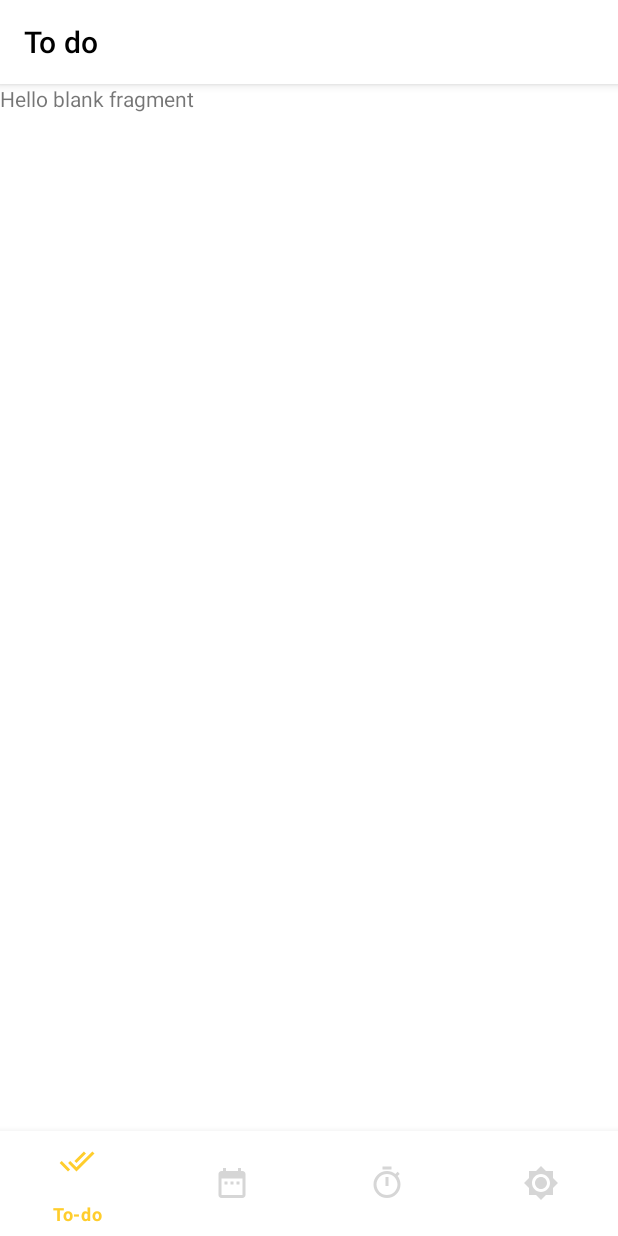
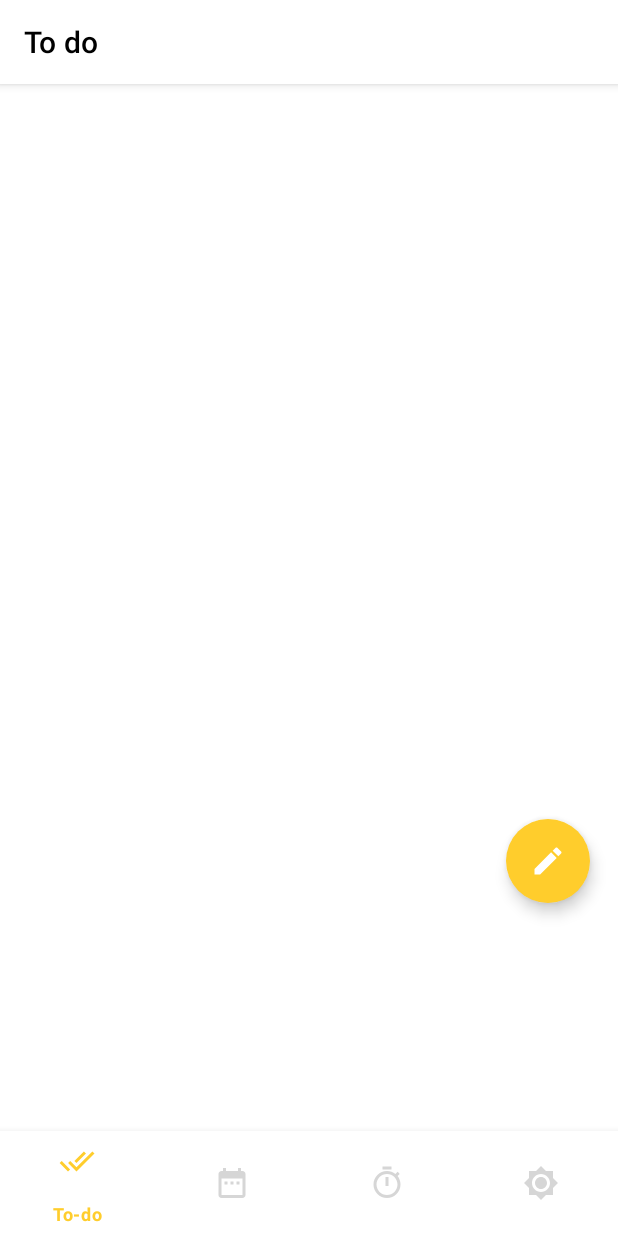
Before and after one commit to jian03/studyNugu, an Android app: the screen it shows after launch (MainActivity), on a phone screen of 412 x 824 dp. Run offline under Robolectric (Android 15) with nearby library versions, the phone set to English and light mode, and no system bars; our stand-ins replace Room's generated code.

Commit message:
Todo update 완벽

```diff
--- /dev/null
+++ b/app/src/main/java/com/sonogong/studynugu/Todo/TodoAdapter.java
@@ -0,0 +1,66 @@
+package com.sonogong.studynugu.Todo;
+
+import android.content.Context;
+import android.view.LayoutInflater;
+import android.view.View;
+import android.view.ViewGroup;
+import android.widget.CheckBox;
+import android.widget.TextView;
+
+import androidx.annotation.NonNull;
+import androidx.recyclerview.widget.RecyclerView;
+
+import com.sonogong.studynugu.R;
+
+import org.jetbrains.annotations.NotNull;
+
+import java.util.ArrayList;
+
+public class TodoAdapter extends RecyclerView.Adapter<TodoAdapter.ViewHolder> {
+
+    private ArrayList<String> mTodoTitle = null;
+    private ArrayList<Boolean> mComplete = null;
+
+    public class ViewHolder extends RecyclerView.ViewHolder{
+        TextView titleItem;
+        CheckBox cbItem;
+
+        ViewHolder(@NonNull @NotNull View itemView) {
+            super(itemView);
+
+            titleItem = itemView.findViewById(R.id.todoTitle);
+            cbItem = itemView.findViewById(R.id.comp);
+        }
+    }
+
+    public TodoAdapter(ArrayList<String> title, ArrayList<Boolean> Complete){
+        mTodoTitle = title;
+        mComplete = Complete;
+    }
+
+    @NonNull
+    @NotNull
+    @Override
+    public TodoAdapter.ViewHolder onCreateViewHolder(@NonNull @NotNull ViewGroup parent, int viewType) {
+        Context context = parent.getContext();
+        LayoutInflater inflater = (LayoutInflater) context.getSystemService(Context.LAYOUT_INFLATER_SERVICE);
+
+        View view = inflater.inflate(R.layout.todo_item, parent, false);
+        TodoAdapter.ViewHolder vh = new TodoAdapter.ViewHolder(view);
+
+        return vh;
+    }
+
+    @Override
+    public void onBindViewHolder(@NonNull @NotNull TodoAdapter.ViewHolder holder, int position) {
+        String textTitle = mTodoTitle.get(position);
+        Boolean ch = mComplete.get(position);
+        holder.titleItem.setText(textTitle);
+        holder.cbItem.setChecked(ch);
+    }
+
+    @Override
+    public int getItemCount() {
+        return mTodoTitle.size();
+    }
+}
--- /dev/null
+++ b/app/src/main/java/com/sonogong/studynugu/Todo/TodoDAO.java
@@ -0,0 +1,31 @@
+package com.sonogong.studynugu.Todo;
+
+import androidx.room.Dao;
+import androidx.room.Delete;
+import androidx.room.Insert;
+import androidx.room.Query;
+
+import java.util.List;
+
+@Dao
+public interface TodoDAO {
+
+    @Query("SELECT todoTitle FROM todo")
+    List<String> findTitle();
+
+    @Query("SELECT completed FROM todo")
+    List<Boolean> findCompleted();
+
+    @Query("UPDATE todo SET completed = 1 WHERE todoTitle = (:title)")
+    void updateCompleted(String title);
+
+    @Query("DELETE FROM todo WHERE todoTitle IN(:titles)")
+    void findAndDELETE(String titles);
+
+    @Insert
+    void insert(Todo todo);
+
+    @Delete
+    void delete(Todo todo);
+
+}
--- /dev/null
+++ b/app/src/main/java/com/sonogong/studynugu/Todo/TodoDatabase.java
@@ -0,0 +1,11 @@
+package com.sonogong.studynugu.Todo;
+
+import androidx.room.Database;
+import androidx.room.RoomDatabase;
+
+@Database(entities = {Todo.class}, version = 1)
+public abstract class TodoDatabase extends RoomDatabase {
+
+    public abstract TodoDAO todoDAO();
+
+}
--- a/app/src/main/java/com/sonogong/studynugu/TodoFragment.java
+++ b/app/src/main/java/com/sonogong/studynugu/TodoFragment.java
@@ -5,20 +5,67 @@ import android.os.Bundle;
 import androidx.annotation.NonNull;
 import androidx.annotation.Nullable;
 import androidx.fragment.app.Fragment;
+import androidx.recyclerview.widget.GridLayoutManager;
+import androidx.recyclerview.widget.LinearLayoutManager;
+import androidx.recyclerview.widget.RecyclerView;
+import androidx.room.Room;
 
 import android.view.LayoutInflater;
 import android.view.View;
 import android.view.ViewGroup;
+import android.widget.CheckBox;
+import android.widget.CompoundButton;
+
+import com.google.android.material.floatingactionbutton.FloatingActionButton;
+import com.sonogong.studynugu.Dday.DdayAdapter;
+import com.sonogong.studynugu.Dday.DdayAddDialog;
+import com.sonogong.studynugu.Dday.DdayDatabase;
+import com.sonogong.studynugu.Todo.TodoAdapter;
+import com.sonogong.studynugu.Todo.TodoAddDialog;
+import com.sonogong.studynugu.Todo.TodoDAO;
+import com.sonogong.studynugu.Todo.TodoDatabase;
+
+import java.util.ArrayList;
 
 public class TodoFragment extends Fragment {
 
     ViewGroup viewGroup;
+    FloatingActionButton write;
+    TodoDAO todoDAO;
+    CheckBox checkBox;
+    TodoDatabase db;
 
     @Nullable
     @Override
     public View onCreateView(@NonNull LayoutInflater inflater,@Nullable ViewGroup container,
                              @Nullable Bundle savedInstanceState) {
-        return inflater.inflate(R.layout.fragment_todo, container, false);
+        View v = inflater.inflate(R.layout.fragment_todo, container, false);
+
+        write = v.findViewById(R.id.add_todo);
+        checkBox = v.findViewById(R.id.comp);
+
+        //db에서 data를 arraylist로 넘겨줌
+        db = Room.databaseBuilder(getActivity(), TodoDatabase.class, "todo-db")
+                .allowMainThreadQueries().build();
+        todoDAO = db.todoDAO();
+        ArrayList<String> titleList = (ArrayList<String>) todoDAO.findTitle();
+        ArrayList<Boolean> compList = (ArrayList<Boolean>) todoDAO.findCompleted();
+
+        RecyclerView recyclerView = v.findViewById(R.id.TodoList);
+        recyclerView.setLayoutManager(new LinearLayoutManager(getActivity()));
+
+        TodoAdapter adapter = new TodoAdapter(titleList, compList);
+        recyclerView.setAdapter(adapter);
+
+        write.setOnClickListener(new View.OnClickListener() {
+            @Override
+            public void onClick(View v) {
+                TodoAddDialog dialog = new TodoAddDialog();
+                dialog.show(getActivity().getSupportFragmentManager(), "tag");
+            }
+        });
+
+        return v;
     }
 
 }
--- a/app/src/main/res/layout/fragment_todo.xml
+++ b/app/src/main/res/layout/fragment_todo.xml
@@ -1,14 +1,42 @@
 <?xml version="1.0" encoding="utf-8"?>
-<FrameLayout xmlns:android="http://schemas.android.com/apk/res/android"
+<androidx.constraintlayout.widget.ConstraintLayout xmlns:android="http://schemas.android.com/apk/res/android"
+    xmlns:app="http://schemas.android.com/apk/res-auto"
     xmlns:tools="http://schemas.android.com/tools"
     android:layout_width="match_parent"
     android:layout_height="match_parent"
+    android:layout_marginBottom="100dp"
     tools:context=".TodoFragment">
 
-    <!-- TODO: Update blank fragment layout -->
-    <TextView
+
+    <androidx.recyclerview.widget.RecyclerView
+        android:id="@+id/TodoList"
         android:layout_width="match_parent"
         android:layout_height="match_parent"
-        android:text="@string/hello_blank_fragment" />
+        android:layout_margin="8dp"
+        app:layout_constraintBottom_toBottomOf="parent"
+        app:layout_constraintEnd_toEndOf="parent"
+        app:layout_constraintHorizontal_bias="1.0"
+        app:layout_constraintStart_toStartOf="parent"
+        app:layout_constraintTop_toTopOf="parent"
+        app:layout_constraintVertical_bias="0.0">
 
-</FrameLayout>
+
+    </androidx.recyclerview.widget.RecyclerView>
+
+    <com.google.android.material.floatingactionbutton.FloatingActionButton
+        android:id="@+id/add_todo"
+        android:layout_width="wrap_content"
+        android:layout_height="wrap_content"
+        android:backgroundTint="@color/iconSelect"
+        android:clickable="true"
+        android:src="@drawable/ic_edit"
+        app:borderWidth="0dp"
+        app:layout_constraintBottom_toBottomOf="parent"
+        app:layout_constraintEnd_toEndOf="parent"
+        app:layout_constraintHorizontal_bias="0.954"
+        app:layout_constraintStart_toStartOf="parent"
+        app:layout_constraintTop_toTopOf="parent"
+        app:layout_constraintVertical_bias="0.969"
+        app:tint="#FFFFFF" />
+
+</androidx.constraintlayout.widget.ConstraintLayout>
```
Also changed, not shown: app/src/main/java/com/sonogong/studynugu/Todo/Todo.java (added, +37 -0 lines), app/src/main/java/com/sonogong/studynugu/Todo/TodoAddDialog.java (added, +79 -0 lines), app/src/main/res/layout/todo_add.xml (added, +65 -0 lines), app/src/main/res/layout/todo_item.xml (added, +20 -0 lines).
